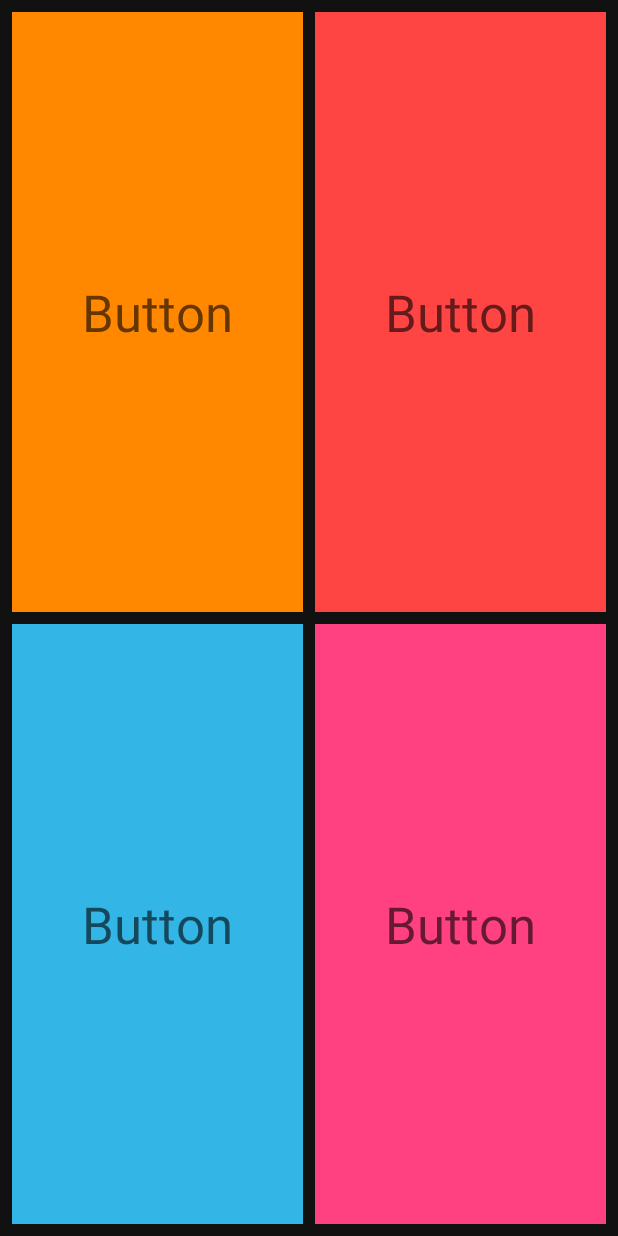
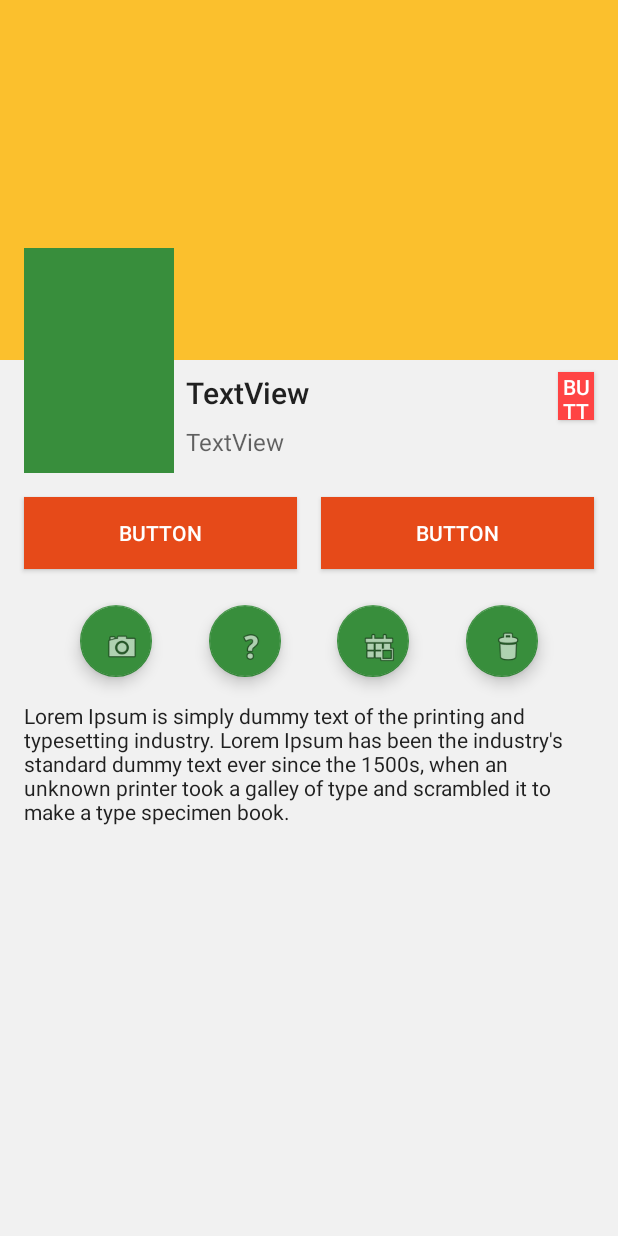
Before and after one commit to astimac/ConstraintLayout-Test, an Android app: the screen it shows after launch (MainActivity before the commit, ConstraintExample1Activity after it), on a phone screen of 412 x 824 dp. Run offline under Robolectric (Android 15) with nearby library versions, the phone set to English and light mode, and no system bars; 2 statements that could not run were skipped.

Commit message:
added layout from workshop

```diff
--- a/app/build.gradle
+++ b/app/build.gradle
@@ -26,8 +26,9 @@ dependencies {
     implementation fileTree(dir: 'libs', include: ['*.jar'])
     implementation"org.jetbrains.kotlin:kotlin-stdlib-jre7:$kotlin_version"
     implementation 'com.android.support:appcompat-v7:26.1.0'
-    implementation 'com.android.support.constraint:constraint-layout:1.0.2'
+    implementation 'com.android.support.constraint:constraint-layout:1.1.0-beta4'
     testImplementation 'junit:junit:4.12'
     androidTestImplementation 'com.android.support.test:runner:1.0.1'
     androidTestImplementation 'com.android.support.test.espresso:espresso-core:3.0.1'
+    implementation 'com.android.support:design:26.1.0'
 }
--- a/app/src/main/AndroidManifest.xml
+++ b/app/src/main/AndroidManifest.xml
@@ -16,6 +16,8 @@
                 <category android:name="android.intent.category.LAUNCHER" />
             </intent-filter>
         </activity>
+        <activity android:name=".ConstraintExample1Activity">
+        </activity>
     </application>
 
 </manifest>
--- /dev/null
+++ b/app/src/main/java/com/astimac/constraintlayouttest/ConstraintExample1Activity.kt
@@ -0,0 +1,15 @@
+package com.astimac.constraintlayouttest
+
+import android.os.Bundle
+import android.support.v7.app.AppCompatActivity
+
+/**
+ * Created by astimac on 09.02.18..
+ */
+class ConstraintExample1Activity : AppCompatActivity() {
+
+    override fun onCreate(savedInstanceState: Bundle?) {
+        super.onCreate(savedInstanceState)
+        setContentView(R.layout.activity_constraint_example_1)
+    }
+}
--- a/app/src/main/java/com/astimac/constraintlayouttest/MainActivity.kt
+++ b/app/src/main/java/com/astimac/constraintlayouttest/MainActivity.kt
@@ -1,5 +1,6 @@
 package com.astimac.constraintlayouttest
 
+import android.content.Intent
 import android.support.v7.app.AppCompatActivity
 import android.os.Bundle
 import android.support.constraint.ConstraintLayout
@@ -21,6 +22,8 @@ class MainActivity : AppCompatActivity() {
         constraintLayout = findViewById(R.id.constraint_layout)
         constraintSet.clone(constraintLayout)
         constraintSetOriginal.clone(constraintLayout)
+
+        startActivity(Intent(this, ConstraintExample1Activity::class.java))
     }
 
     fun onViewClick(v : View) {
--- /dev/null
+++ b/app/src/main/res/layout/activity_constraint_example_1.xml
@@ -0,0 +1,190 @@
+<?xml version="1.0" encoding="utf-8"?>
+<android.support.constraint.ConstraintLayout xmlns:android="http://schemas.android.com/apk/res/android"
+    xmlns:app="http://schemas.android.com/apk/res-auto"
+    xmlns:tools="http://schemas.android.com/tools"
+    android:layout_width="match_parent"
+    android:layout_height="match_parent"
+    android:background="#F1F1F1">
+
+    <ImageView
+        android:id="@+id/imageView"
+        android:layout_width="0dp"
+        android:layout_height="240dp"
+        app:layout_constraintDimensionRatio=""
+        app:layout_constraintEnd_toEndOf="parent"
+        app:layout_constraintStart_toStartOf="parent"
+        app:layout_constraintTop_toTopOf="parent"
+        app:srcCompat="@color/colorYellow" />
+
+    <ImageView
+        android:id="@+id/imageView2"
+        android:layout_width="0dp"
+        android:layout_height="150dp"
+        android:layout_marginBottom="8dp"
+        app:layout_constraintBottom_toBottomOf="@+id/imageView"
+        app:layout_constraintDimensionRatio="w,2:3"
+        app:layout_constraintStart_toStartOf="@+id/guidelineLeft"
+        app:layout_constraintTop_toBottomOf="@+id/imageView"
+        app:srcCompat="@color/colorGreen" />
+
+    <TextView
+        android:id="@+id/textView"
+        android:layout_width="0dp"
+        android:layout_height="wrap_content"
+        android:layout_marginEnd="8dp"
+        android:layout_marginStart="8dp"
+        android:layout_marginTop="8dp"
+        android:text="TextView"
+        android:textAppearance="@style/TextAppearance.AppCompat.Title"
+        app:layout_constraintEnd_toStartOf="@+id/button"
+        app:layout_constraintStart_toEndOf="@+id/imageView2"
+        app:layout_constraintTop_toBottomOf="@+id/imageView"
+        tools:text="Beauty and the Beast" />
+
+    <Button
+        android:id="@+id/button"
+        style="@style/Widget.AppCompat.Button.Colored"
+        android:layout_width="24dp"
+        android:layout_height="32dp"
+        android:layout_marginTop="8dp"
+        android:background="@android:color/holo_red_light"
+        android:text="Button"
+        app:layout_constraintEnd_toEndOf="@+id/guidelineRight"
+        app:layout_constraintTop_toBottomOf="@+id/imageView"
+        tools:text="A" />
+
+    <android.support.constraint.Guideline
+        android:id="@+id/guidelineLeft"
+        android:layout_width="wrap_content"
+        android:layout_height="wrap_content"
+        android:orientation="vertical"
+        app:layout_constraintGuide_begin="16dp" />
+
+    <android.support.constraint.Guideline
+        android:id="@+id/guidelineRight"
+        android:layout_width="wrap_content"
+        android:layout_height="wrap_content"
+        android:orientation="vertical"
+        app:layout_constraintGuide_end="16dp" />
+
+    <TextView
+        android:id="@+id/textView2"
+        android:layout_width="0dp"
+        android:layout_height="wrap_content"
+        android:layout_marginStart="8dp"
+        android:layout_marginTop="8dp"
+        android:text="TextView"
+        android:textAppearance="@style/TextAppearance.AppCompat.Widget.ActionBar.Subtitle"
+        app:layout_constraintEnd_toEndOf="@+id/guidelineRight"
+        app:layout_constraintStart_toEndOf="@+id/imageView2"
+        app:layout_constraintTop_toBottomOf="@+id/textView" />
+
+    <android.support.constraint.Barrier
+        android:id="@+id/barrier"
+        android:layout_width="wrap_content"
+        android:layout_height="wrap_content"
+        app:barrierDirection="bottom"
+        app:constraint_referenced_ids="imageView2,textView2" />
+
+    <Button
+        android:id="@+id/button2"
+        style="@style/Widget.AppCompat.Button.Colored"
+        android:layout_width="0dp"
+        android:layout_height="wrap_content"
+        android:layout_marginEnd="8dp"
+        android:layout_marginTop="16dp"
+        android:background="#E64A19"
+        android:text="Button"
+        app:layout_constraintEnd_toStartOf="@+id/button4"
+        app:layout_constraintHorizontal_bias="0.5"
+        app:layout_constraintHorizontal_chainStyle="spread_inside"
+        app:layout_constraintStart_toEndOf="@+id/guidelineLeft"
+        app:layout_constraintTop_toBottomOf="@+id/barrier" />
+
+    <Button
+        android:id="@+id/button4"
+        style="@style/Widget.AppCompat.Button.Colored"
+        android:layout_width="0dp"
+        android:layout_height="wrap_content"
+        android:layout_marginStart="8dp"
+        android:layout_marginTop="16dp"
+        android:background="#E64A19"
+        android:text="Button"
+        app:layout_constraintEnd_toEndOf="@+id/guidelineRight"
+        app:layout_constraintStart_toEndOf="@+id/button2"
+        app:layout_constraintTop_toBottomOf="@+id/barrier" />
+
+    <android.support.design.widget.FloatingActionButton
+        android:id="@+id/floatingActionButton"
+        android:layout_width="48dp"
+        android:layout_height="48dp"
+        android:layout_marginTop="24dp"
+        app:backgroundTint="@color/colorGreen"
+        app:layout_constraintEnd_toStartOf="@+id/floatingActionButton2"
+        app:layout_constraintHorizontal_bias="0.5"
+        app:layout_constraintStart_toStartOf="@+id/guidelineLeft"
+        app:layout_constraintTop_toBottomOf="@+id/barrier2"
+        app:srcCompat="@android:drawable/ic_menu_camera" />
+
+    <android.support.design.widget.FloatingActionButton
+        android:id="@+id/floatingActionButton2"
+        android:layout_width="48dp"
+        android:layout_height="48dp"
+        android:layout_marginTop="24dp"
+        app:backgroundTint="@color/colorGreen"
+        app:layout_constraintEnd_toStartOf="@+id/floatingActionButton3"
+        app:layout_constraintHorizontal_bias="0.5"
+        app:layout_constraintStart_toEndOf="@+id/floatingActionButton"
+        app:layout_constraintTop_toBottomOf="@+id/barrier2"
+        app:srcCompat="@android:drawable/ic_menu_help" />
+
+    <android.support.design.widget.FloatingActionButton
+        android:id="@+id/floatingActionButton3"
+        android:layout_width="48dp"
+        android:layout_height="48dp"
+        android:layout_marginTop="24dp"
+        app:backgroundTint="@color/colorGreen"
+        app:layout_constraintEnd_toStartOf="@+id/floatingActionButton4"
+        app:layout_constraintHorizontal_bias="0.5"
+        app:layout_constraintStart_toEndOf="@+id/floatingActionButton2"
+        app:layout_constraintTop_toBottomOf="@+id/barrier2"
+        app:srcCompat="@android:drawable/ic_menu_today" />
+
+    <android.support.design.widget.FloatingActionButton
+        android:id="@+id/floatingActionButton4"
+        android:layout_width="48dp"
+        android:layout_height="48dp"
+        android:layout_marginTop="24dp"
+        app:backgroundTint="@color/colorGreen"
+        app:layout_constraintEnd_toEndOf="@+id/guidelineRight"
+        app:layout_constraintHorizontal_bias="0.5"
+        app:layout_constraintStart_toEndOf="@+id/floatingActionButton3"
+        app:layout_constraintTop_toBottomOf="@+id/barrier2"
+        app:srcCompat="@android:drawable/ic_menu_delete" />
+
+    <android.support.constraint.Barrier
+        android:id="@+id/barrier2"
+        android:layout_width="wrap_content"
+        android:layout_height="wrap_content"
+        app:barrierDirection="bottom"
+        app:constraint_referenced_ids="button2,button4" />
+
+    <android.support.constraint.Barrier
+        android:id="@+id/barrier3"
+        android:layout_width="wrap_content"
+        android:layout_height="wrap_content"
+        app:barrierDirection="bottom"
+        app:constraint_referenced_ids="floatingActionButton2,floatingActionButton3,floatingActionButton4,floatingActionButton" />
+
+    <TextView
+        android:id="@+id/textView3"
+        android:layout_width="0dp"
+        android:layout_height="wrap_content"
+        android:layout_marginTop="16dp"
+        android:text="Lorem Ipsum is simply dummy text of the printing and typesetting industry. Lorem Ipsum has been the industry's standard dummy text ever since the 1500s, when an unknown printer took a galley of type and scrambled it to make a type specimen book. "
+        android:textAppearance="@style/TextAppearance.AppCompat.Body1"
+        app:layout_constraintEnd_toStartOf="@+id/guidelineRight"
+        app:layout_constraintStart_toEndOf="@+id/guidelineLeft"
+        app:layout_constraintTop_toBottomOf="@+id/barrier3" />
+
+</android.support.constraint.ConstraintLayout>
--- a/app/src/main/res/values/colors.xml
+++ b/app/src/main/res/values/colors.xml
@@ -1,7 +1,9 @@
 <?xml version="1.0" encoding="utf-8"?>
 <resources>
-    <color name="colorPrimary">#3F51B5</color>
+    <color name="colorPrimary">#3f51b5</color>
     <color name="colorPrimaryDark">#303F9F</color>
     <color name="colorAccent">#ff4081</color>
     <color name="colorBlack">#111</color>
+    <color name="colorGreen">#388E3C</color>
+    <color name="colorYellow">#FBC02D</color>
 </resources>
```
